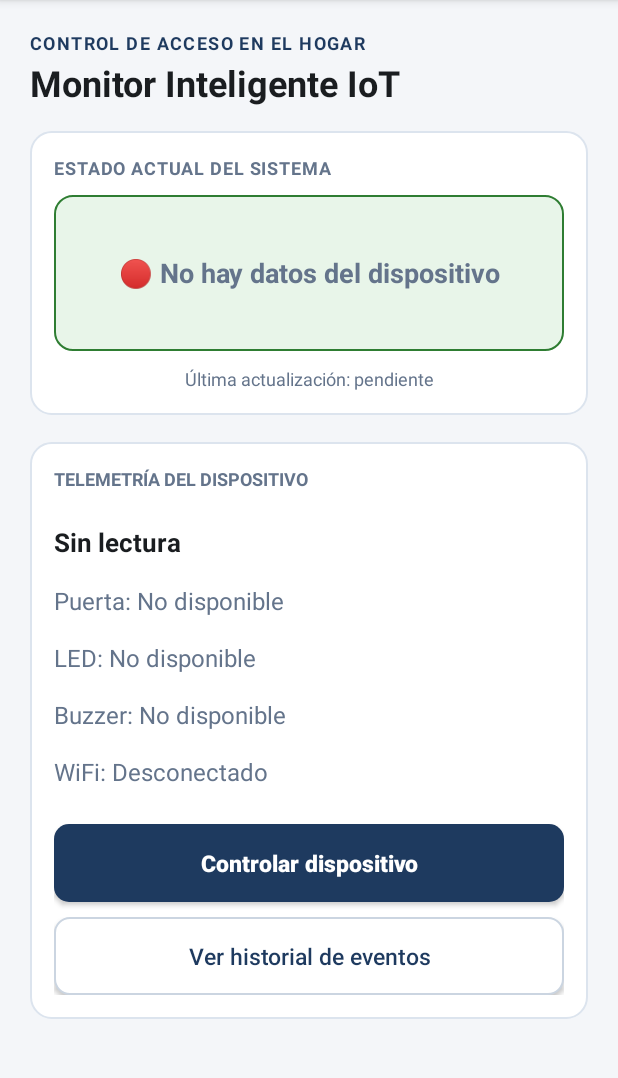
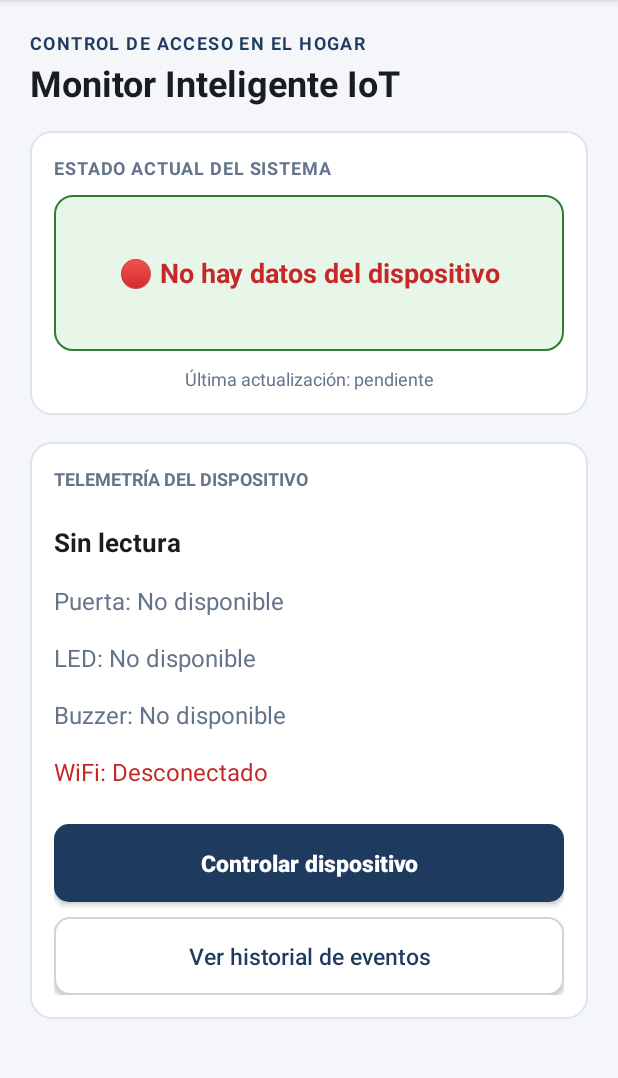
Before and after one commit to Loreto-ISO/prueba-iot2, an Android app: the screen it shows after launch once a user with an empty profile is signed in (DashboardActivity), on a phone screen of 412 x 824 dp, the part 84-1162 px from its top. Run offline under Robolectric (Android 15) with nearby library versions, the phone set to English and light mode, and no system bars; our stand-ins replace Firebase (no records; nobody signed in at launch, a user with empty details on screens opened directly).

Commit message:
Fix del color de DashboardActivity

```diff
--- a/app/src/main/java/com/example/myapplication/DashboardActivity.kt
+++ b/app/src/main/java/com/example/myapplication/DashboardActivity.kt
@@ -120,8 +120,8 @@ class DashboardActivity : AppCompatActivity() {
 
     companion object {
         private const val PROXIMITY_WARNING_CM = 100.0
-        private const val COLOR_SAFE = Color.rgb(27, 94, 32)
-        private const val COLOR_WARNING = Color.rgb(230, 126, 34)
-        private const val COLOR_ALERT = Color.rgb(198, 40, 40)
+        private val COLOR_SAFE = Color.rgb(27, 94, 32)
+        private val COLOR_WARNING = Color.rgb(230, 126, 34)
+        private val COLOR_ALERT = Color.rgb(198, 40, 40)
     }
 }
```
